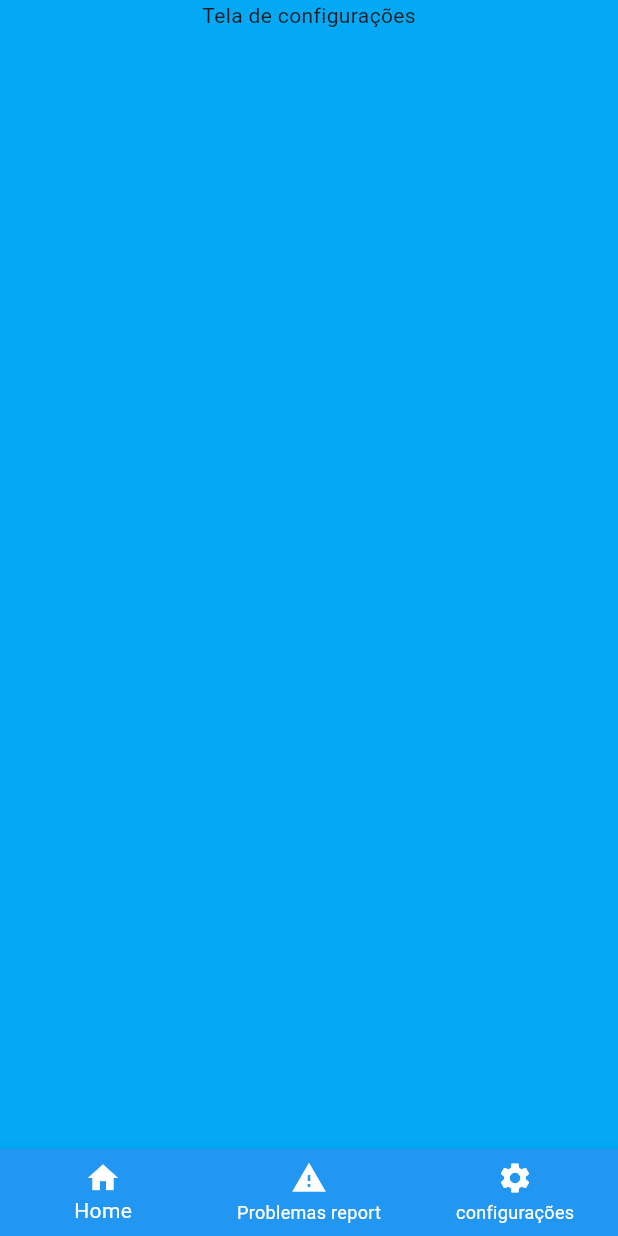
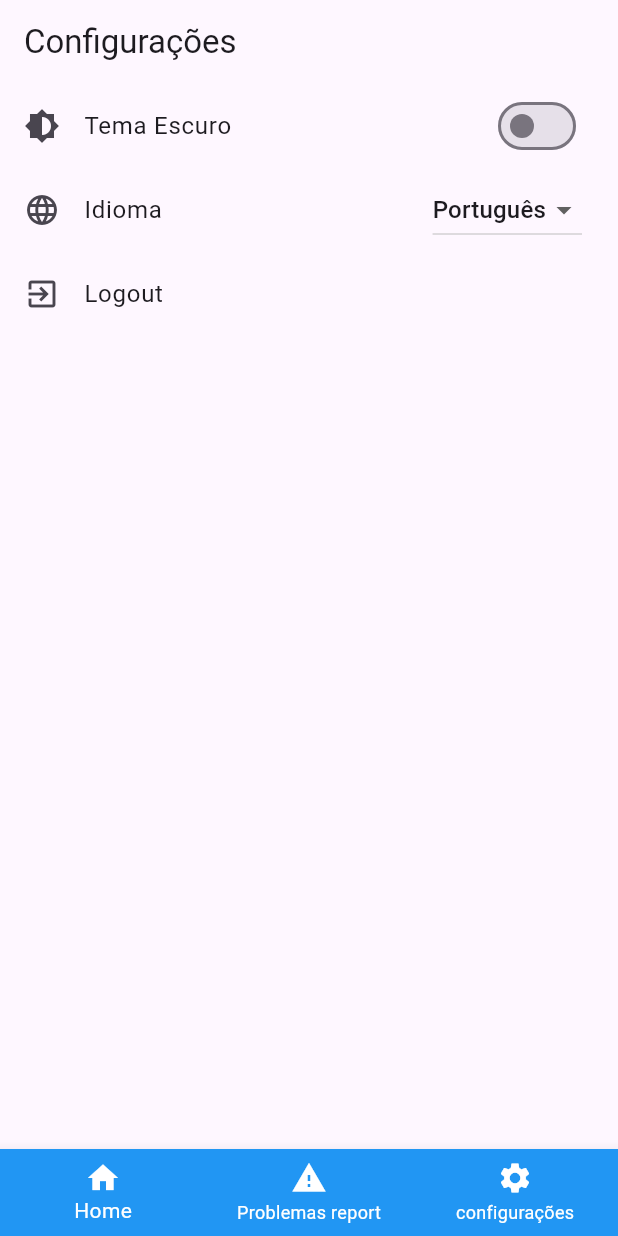
Before and after one commit to jeanPersil/CitySync, a Flutter app: the screen it shows after launch, swiped to page 3, on a phone screen of 412 x 824 dp. Run offline on Flutter 3.47's test engine with Material 3 defaults, Android fonts, the light colour scheme and no system bars; our stand-ins replace flutter_map, google_maps_flutter, latlong2.

Commit message:
Adição da tela de configurações 10/04/25

```diff
--- a/citysync/lib/config.dart
+++ b/citysync/lib/config.dart
@@ -5,12 +5,56 @@ class Tela_config extends StatelessWidget {
 
   @override
   Widget build(BuildContext context) {
+    bool isDarkMode = false; // Estado fictício para o tema
+    String selectedLanguage = 'pt'; // Estado fictício para o idioma
+
     return Scaffold(
-      backgroundColor: Colors.lightBlue,
-      body: Center(
-        child: Column(
-          children: [Text("Tela de configurações")],
-        ),
+      appBar: AppBar(
+        title: const Text('Configurações'),
+      ),
+      body: ListView(
+        children: [
+          ListTile(
+            leading: const Icon(Icons.brightness_6),
+            title: const Text('Tema Escuro'),
+            trailing: Switch(
+              value: isDarkMode,
+              onChanged: (bool value) {
+                //lógica par alternar o tema
+
+              },
+            ),
+          ),
+          ListTile(
+            leading: const Icon(Icons.language),
+            title: const Text('Idioma'),
+            trailing: DropdownButton<String>(
+              value: selectedLanguage,
+              onChanged: (String? newValue) {
+                //lógica pra trocar o idioma
+
+              },
+              items: const [
+                DropdownMenuItem(
+                  value: 'pt',
+                  child: Text('Português'),
+                ),
+                DropdownMenuItem(
+                  value: 'en',
+                  child: Text('Inglês'),
+                ),
+                // Adicione mais idiomas
+              ],
+            ),
+          ),
+          ListTile(
+            leading: const Icon(Icons.exit_to_app),
+            title: const Text('Logout'),
+            onTap: () {
+
+            },
+          ),
+        ],
       ),
     );
   }
```
Also changed, not shown: citysync/pubspec.lock.
